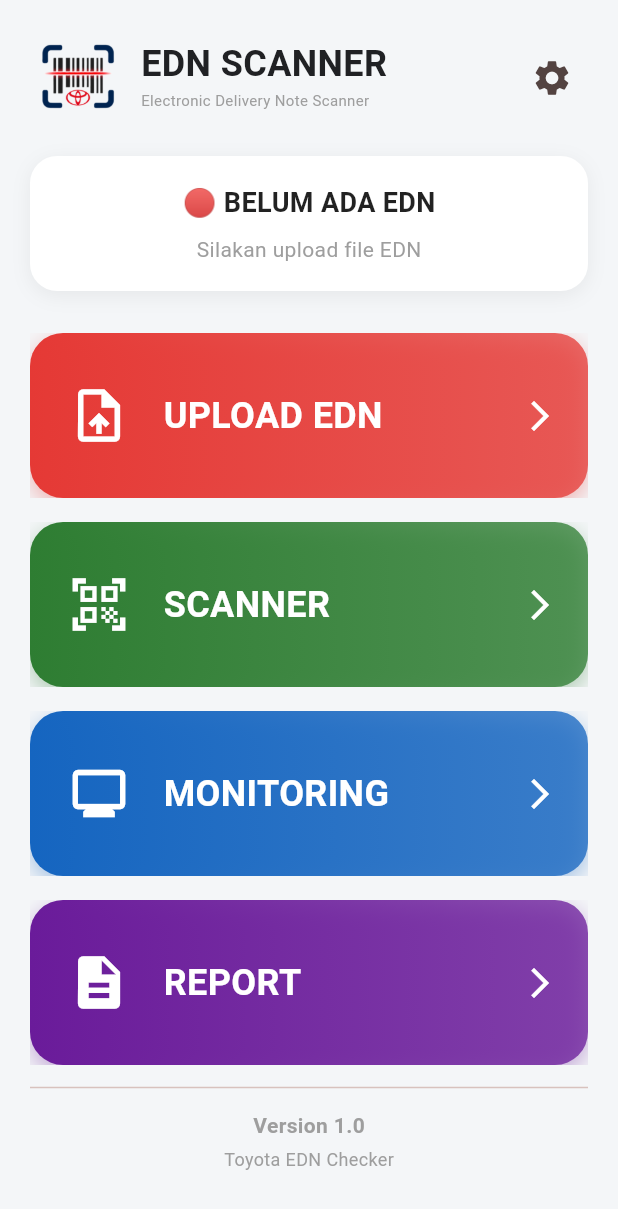
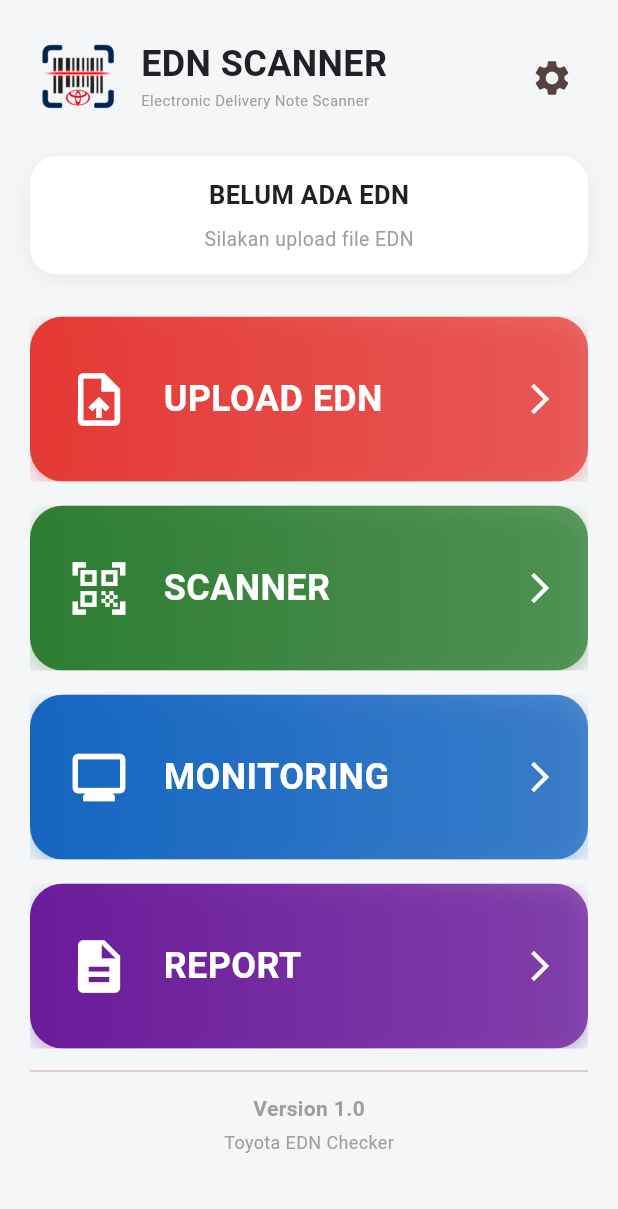
Before and after one commit to andipartman-collab/edn_checker, a Flutter app: the screen it shows after launch, on a phone screen of 412 x 824 dp. Shown: the top 1209 px of the screen. Run offline on Flutter 3.47's test engine with Material 3 defaults, Android fonts, the light colour scheme and no system bars; our stand-ins replace audioplayers, file_picker, pdf, printing, shared_preferences; missing offline and left inert: excel, mobile_scanner.

Commit message:
Refine EDN ready status card

```diff
--- a/lib/features/home/widgets/edn_status_card.dart
+++ b/lib/features/home/widgets/edn_status_card.dart
@@ -1,7 +1,6 @@
 import 'package:flutter/material.dart';
 import 'package:provider/provider.dart';
 
-import '../../../core/theme/app_text.dart';
 import '../../../providers/scanner_provider.dart';
 
 class EdnStatusCard extends StatelessWidget {
@@ -14,7 +13,10 @@
         return AnimatedContainer(
           duration: const Duration(milliseconds: 300),
           width: double.infinity,
-          padding: const EdgeInsets.all(18),
+          padding: const EdgeInsets.symmetric(
+            horizontal: 18,
+            vertical: 14,
+          ),
           decoration: BoxDecoration(
             color: Colors.white,
             borderRadius: BorderRadius.circular(18),
@@ -29,9 +31,28 @@
           child: provider.hasEdn
               ? Column(
                   children: [
-                    const Text(
-                      "🟢 EDN SIAP",
-                      style: AppText.status,
+                    Row(
+                      mainAxisAlignment: MainAxisAlignment.center,
+                      mainAxisSize: MainAxisSize.min,
+                      children: [
+                        Container(
+                          width: 11,
+                          height: 11,
+                          decoration: const BoxDecoration(
+                            color: Colors.green,
+                            shape: BoxShape.circle,
+                          ),
+                        ),
+                        const SizedBox(width: 8),
+                        const Text(
+                          'EDN READY',
+                          style: TextStyle(
+                            fontSize: 18,
+                            fontWeight: FontWeight.w700,
+                            height: 1.0,
+                          ),
+                        ),
+                      ],
                     ),
 
                     const SizedBox(height: 12),
@@ -39,31 +60,36 @@
                     Text(
                       provider.currentEdn!.fileName,
                       textAlign: TextAlign.center,
+                      maxLines: 2,
+                      overflow: TextOverflow.ellipsis,
                       style: const TextStyle(
-                        fontWeight: FontWeight.bold,
-                        fontSize: 17,
+                        fontWeight: FontWeight.w700,
+                        fontSize: 15,
+                        height: 1.25,
                       ),
                     ),
 
-                    const SizedBox(height: 20),
+                    const SizedBox(height: 16),
 
                     Row(
-                      mainAxisAlignment: MainAxisAlignment.spaceAround,
                       children: [
-
-                        _InfoItem(
-                          value: provider.currentEdn!.totalCase.toString(),
-                          title: "Case",
+                        Expanded(
+                          child: _InfoItem(
+                            value: provider.currentEdn!.totalCase.toString(),
+                            title: 'Case',
+                          ),
                         ),
-
-                        _InfoItem(
-                          value: provider.currentEdn!.totalPartNumber.toString(),
-                          title: "Part No",
+                        Expanded(
+                          child: _InfoItem(
+                            value: provider.currentEdn!.totalPartNumber.toString(),
+                            title: 'Part No',
+                          ),
                         ),
-
-                        _InfoItem(
-                          value: provider.currentEdn!.totalTarget.toString(),
-                          title: "Qty",
+                        Expanded(
+                          child: _InfoItem(
+                            value: provider.currentEdn!.totalTarget.toString(),
+                            title: 'Qty',
+                          ),
                         ),
                       ],
                     ),
@@ -72,16 +98,18 @@
               : const Column(
                   children: [
                     Text(
-                      "🔴 BELUM ADA EDN",
-                      style: AppText.status,
+                      'BELUM ADA EDN',
+                      style: TextStyle(
+                        fontSize: 17,
+                        fontWeight: FontWeight.w700,
+                      ),
                     ),
-
                     SizedBox(height: 8),
-
                     Text(
-                      "Silakan upload file EDN",
+                      'Silakan upload file EDN',
                       style: TextStyle(
                         color: Colors.grey,
+                        fontSize: 13,
                       ),
                     ),
                   ],
@@ -108,18 +136,17 @@
         Text(
           value,
           style: const TextStyle(
-            fontSize: 24,
+            fontSize: 21,
             fontWeight: FontWeight.bold,
             color: Colors.red,
+            height: 1.0,
           ),
         ),
-
-        const SizedBox(height: 5),
-
+        const SizedBox(height: 6),
         Text(
           title,
           style: const TextStyle(
-            fontSize: 14,
+            fontSize: 13,
             color: Colors.black87,
           ),
         ),
```
